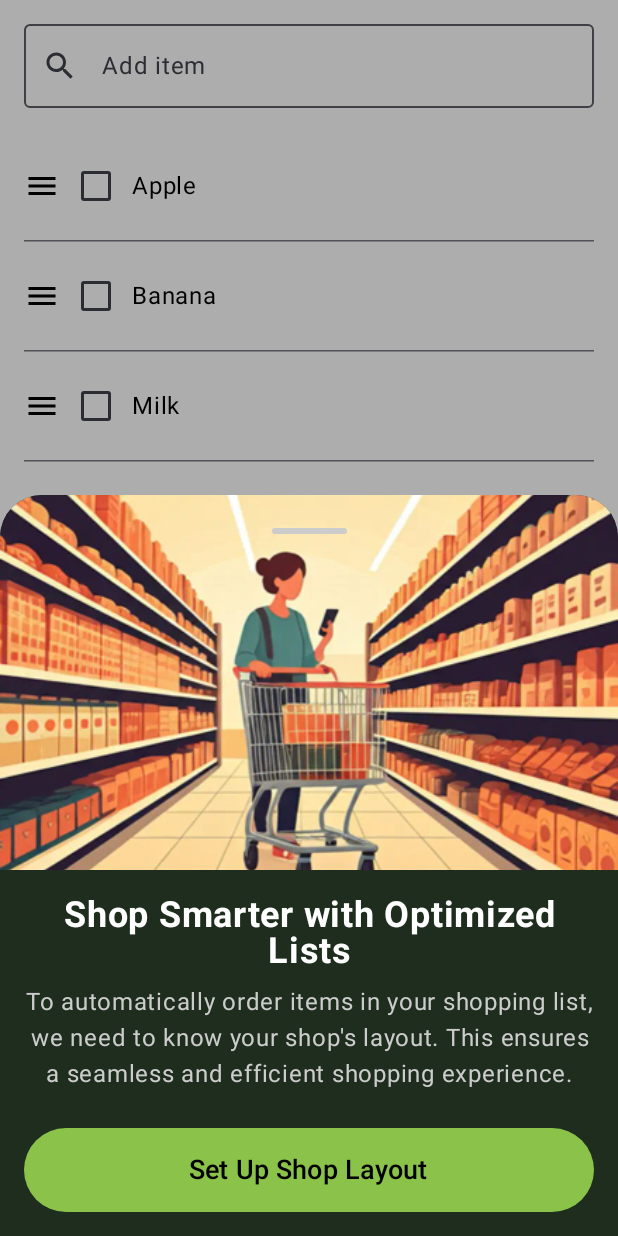
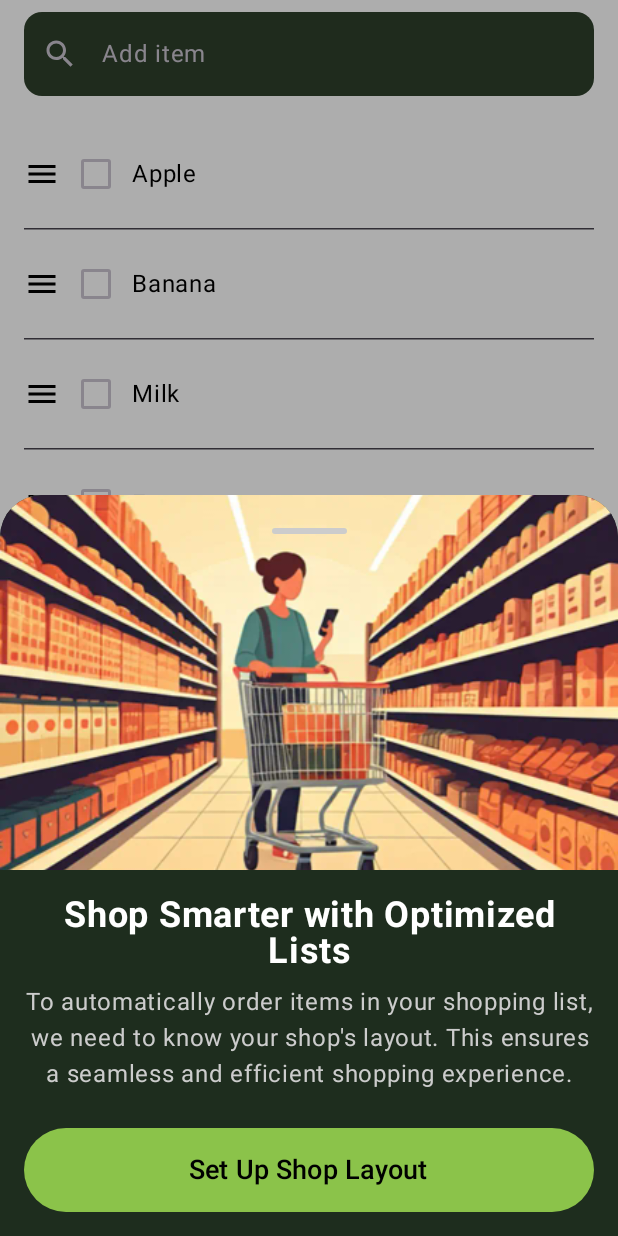
Before and after one commit to jkwiecien/sam-shopping-list, an Android app built with Jetpack Compose: the @Preview function ShoppingListScreenCreateStorePreview, on a phone screen of 412 x 824 dp. Run offline under Robolectric (Android 15) with nearby library versions, the phone set to English and light mode, and no system bars; our stand-ins replace Room's generated code.

Commit message:
applied some styling

```diff
--- a/app/src/main/java/pl/techbrewery/sam/features/shoppinglist/ShoppingListScreen.kt
+++ b/app/src/main/java/pl/techbrewery/sam/features/shoppinglist/ShoppingListScreen.kt
@@ -12,6 +12,7 @@ import androidx.compose.foundation.layout.height
 import androidx.compose.foundation.layout.padding
 import androidx.compose.foundation.lazy.LazyColumn
 import androidx.compose.foundation.lazy.items
+import androidx.compose.foundation.shape.RoundedCornerShape
 import androidx.compose.foundation.text.KeyboardActions
 import androidx.compose.foundation.text.KeyboardOptions
 import androidx.compose.material.icons.Icons
@@ -21,14 +22,16 @@ import androidx.compose.material3.ExperimentalMaterial3Api
 import androidx.compose.material3.HorizontalDivider
 import androidx.compose.material3.Icon
 import androidx.compose.material3.MaterialTheme
-import androidx.compose.material3.OutlinedTextField
 import androidx.compose.material3.SheetState
 import androidx.compose.material3.Text
+import androidx.compose.material3.TextField
+import androidx.compose.material3.TextFieldDefaults
 import androidx.compose.material3.rememberModalBottomSheetState
 import androidx.compose.runtime.Composable
 import androidx.compose.runtime.getValue
 import androidx.compose.ui.Alignment
 import androidx.compose.ui.Modifier
+import androidx.compose.ui.graphics.Color.Companion.Transparent
 import androidx.compose.ui.text.input.ImeAction
 import androidx.compose.ui.tooling.preview.Preview
 import androidx.compose.ui.unit.dp
@@ -43,6 +46,7 @@ import pl.techbrewery.sam.shared.BottomPageContentState
 import pl.techbrewery.sam.shared.KeyboardDonePressed
 import pl.techbrewery.sam.shared.SearchQueryChanged
 import pl.techbrewery.sam.ui.shared.ItemDragHandle
+import pl.techbrewery.sam.ui.shared.PrimaryTextField
 import pl.techbrewery.sam.ui.shared.SharedModalBottomSheet
 import pl.techbrewery.sam.ui.theme.SAMTheme
 
@@ -115,20 +119,12 @@ private fun ShoppingList(
             .fillMaxSize()
             .padding(horizontal = 16.dp)
     ) {
-        OutlinedTextField(
+        PrimaryTextField(
             value = searchQuery,
+            supportingText = "Add item",
+            keyboardOptions = KeyboardOptions.Default.copy(imeAction = ImeAction.Done),
             onValueChange = { onAction(SearchQueryChanged(it)) },
-            label = { Text("Add item") },
-            modifier = Modifier
-                .fillMaxWidth()
-                .padding(vertical = 8.dp),
-            keyboardOptions = KeyboardOptions.Default.copy(imeAction = ImeAction.Done),
-            keyboardActions = KeyboardActions(
-                onDone = { onAction(KeyboardDonePressed) }
-            ),
-            leadingIcon = {
-                Icon(Icons.Filled.Search, contentDescription = "Search or Add Item")
-            }
+            onDonePressed = { onAction(KeyboardDonePressed) }
         )
 
         Spacer(modifier = Modifier.height(8.dp))
--- a/app/src/main/java/pl/techbrewery/sam/features/stores/StoresActions.kt
+++ b/app/src/main/java/pl/techbrewery/sam/features/stores/StoresActions.kt
@@ -3,4 +3,4 @@ package pl.techbrewery.sam.features.stores
 import pl.techbrewery.sam.kmp.database.entity.Store
 
 internal class StorePressed(val store: Store)
-internal class CreateStorePressed()
+internal object CreateStorePressed
--- a/app/src/main/java/pl/techbrewery/sam/shared/SharedActions.kt
+++ b/app/src/main/java/pl/techbrewery/sam/shared/SharedActions.kt
@@ -1,6 +1,4 @@
 package pl.techbrewery.sam.shared
-
-import pl.techbrewery.sam.features.navigation.Screen
 
 object KeyboardDonePressed
 class SearchQueryChanged(val query: String)
--- /dev/null
+++ b/app/src/main/java/pl/techbrewery/sam/ui/shared/PrimaryTextField.kt
@@ -0,0 +1,53 @@
+package pl.techbrewery.sam.ui.shared
+
+import androidx.compose.foundation.layout.fillMaxWidth
+import androidx.compose.foundation.layout.padding
+import androidx.compose.foundation.shape.RoundedCornerShape
+import androidx.compose.foundation.text.KeyboardActions
+import androidx.compose.foundation.text.KeyboardOptions
+import androidx.compose.material.icons.Icons
+import androidx.compose.material.icons.filled.Search
+import androidx.compose.material3.Icon
+import androidx.compose.material3.MaterialTheme
+import androidx.compose.material3.Text
+import androidx.compose.material3.TextField
+import androidx.compose.material3.TextFieldDefaults
+import androidx.compose.runtime.Composable
+import androidx.compose.ui.Modifier
+import androidx.compose.ui.graphics.Color.Companion.Transparent
+import androidx.compose.ui.unit.dp
+
+@Composable
+fun PrimaryTextField(
+    value: String,
+    supportingText: String? = null,
+    keyboardOptions: KeyboardOptions = KeyboardOptions.Default,
+    onValueChange: (String) -> Unit = {},
+    onDonePressed: () -> Unit = {}
+) {
+    TextField(
+        value = value,
+        onValueChange = onValueChange,
+        label = supportingText?.let { { Text(it) } },
+        modifier = Modifier
+            .fillMaxWidth()
+            .padding(vertical = 8.dp),
+        keyboardOptions = keyboardOptions,
+        keyboardActions = KeyboardActions(
+            onDone = { onDonePressed() }
+        ),
+        shape = RoundedCornerShape(12.dp),
+        colors = TextFieldDefaults.colors(
+            focusedIndicatorColor = Transparent,
+            disabledIndicatorColor = Transparent,
+            unfocusedIndicatorColor = Transparent,
+            focusedSupportingTextColor = MaterialTheme.colorScheme.tertiary,
+            focusedContainerColor = MaterialTheme.colorScheme.secondaryContainer,
+            unfocusedContainerColor = MaterialTheme.colorScheme.secondaryContainer
+        ),
+
+        leadingIcon = {
+            Icon(Icons.Filled.Search, contentDescription = "Search or Add Item")
+        }
+    )
+}
--- a/app/src/main/java/pl/techbrewery/sam/ui/theme/Theme.kt
+++ b/app/src/main/java/pl/techbrewery/sam/ui/theme/Theme.kt
@@ -7,37 +7,39 @@ import androidx.compose.material3.MaterialTheme
 import androidx.compose.material3.darkColorScheme
 import androidx.compose.material3.dynamicDarkColorScheme
 import androidx.compose.material3.dynamicLightColorScheme
-import androidx.compose.material3.lightColorScheme
 import androidx.compose.runtime.Composable
+import androidx.compose.runtime.SideEffect
+import androidx.compose.ui.graphics.Color
+import androidx.compose.ui.graphics.toArgb
 import androidx.compose.ui.platform.LocalContext
+import androidx.compose.ui.platform.LocalView
+import androidx.core.view.WindowCompat
+import androidx.core.view.WindowInsetsControllerCompat
 
 private val DarkColorScheme = darkColorScheme(
-    primary = Purple80,
-    secondary = PurpleGrey80,
-    tertiary = Pink80
+    primary = Color(0xFF8CD178),
+    secondary = Color(0xFF2E402B),
+    primaryContainer = Color(0xFF171F14),
+    secondaryContainer = Color(0xFF2E402B),
+    tertiaryContainer = Color(0xFFA3BF9E),
+    tertiary = Color(0xFFA3BF9E),
+    background = Color(0xFF171F14),
+    outline = Color(0xFFFFFFFF),
+
 )
 
-private val LightColorScheme = lightColorScheme(
-    primary = Purple40,
-    secondary = PurpleGrey40,
-    tertiary = Pink40
-
-    /* Other default colors to override
-    background = Color(0xFFFFFBFE),
-    surface = Color(0xFFFFFBFE),
-    onPrimary = Color.White,
-    onSecondary = Color.White,
-    onTertiary = Color.White,
-    onBackground = Color(0xFF1C1B1F),
-    onSurface = Color(0xFF1C1B1F),
-    */
-)
+// no support yet
+//private val LightColorScheme = lightColorScheme(
+//    primary = Purple40,
+//    secondary = PurpleGrey40,
+//    tertiary = Pink40
+//)
 
 @Composable
 fun SAMTheme(
     darkTheme: Boolean = isSystemInDarkTheme(),
     // Dynamic color is available on Android 12+
-    dynamicColor: Boolean = true,
+    dynamicColor: Boolean = false,
     content: @Composable () -> Unit
 ) {
     val colorScheme = when {
@@ -47,7 +49,20 @@ fun SAMTheme(
         }
 
         darkTheme -> DarkColorScheme
-        else -> LightColorScheme
+        else -> DarkColorScheme //no support for light theme yet
+    }
+
+    val view = LocalView.current
+    if (!view.isInEditMode) {
+        SideEffect {
+            val window = (view.context as Activity).window
+            WindowCompat.setDecorFitsSystemWindows(window, false) // For edge-to-edge
+            val insetsController =
+                WindowInsetsControllerCompat(window, window.decorView)
+
+            // Set status bar icons to light (white)
+            insetsController.isAppearanceLightStatusBars = false
+        }
     }
 
     MaterialTheme(
--- a/kmp/src/commonMain/composeResources/values/strings.xml
+++ b/kmp/src/commonMain/composeResources/values/strings.xml
@@ -1,6 +1,7 @@
 <?xml version="1.0" encoding="UTF-8"?>
 <resources>
     <string name="action_save">Save</string>
+    <string name="action_up">Up</string>
     <string name="tab_title_shopping_list">List</string>
     <string name="tab_title_recipes">Recipes</string>
     <string name="tab_title_stores">Stores</string>
```
Also changed, not shown: app/src/main/java/pl/techbrewery/sam/features/navigation/NavigationActivity.kt (+20 -74 lines), app/src/main/java/pl/techbrewery/sam/features/navigation/Screens.kt (+19 -25 lines), app/src/main/java/pl/techbrewery/sam/features/navigation/ui/BottomNavigationBar.kt (added, +89 -0 lines), app/src/main/java/pl/techbrewery/sam/features/stores/StoresScreen.kt (+12 -4 lines), app/src/main/java/pl/techbrewery/sam/ui/shared/AppBar.kt (+25 -2 lines).
